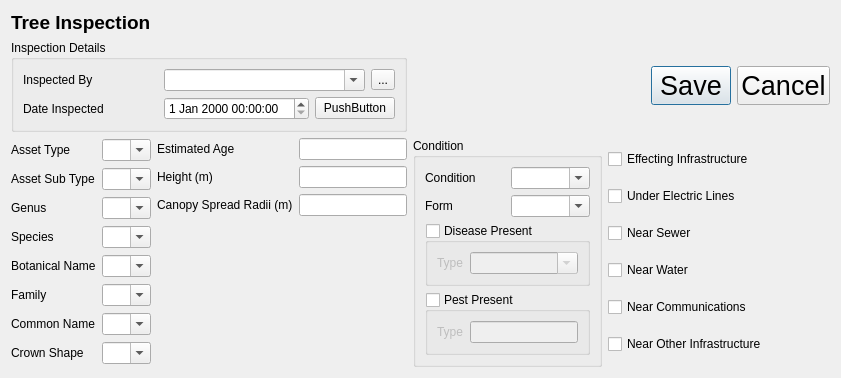
This is client-manager/entry_forms/formTreeSample/form.ui in NathanW2/qmap as Qt 5 draws it before an edit. The edited form follows.
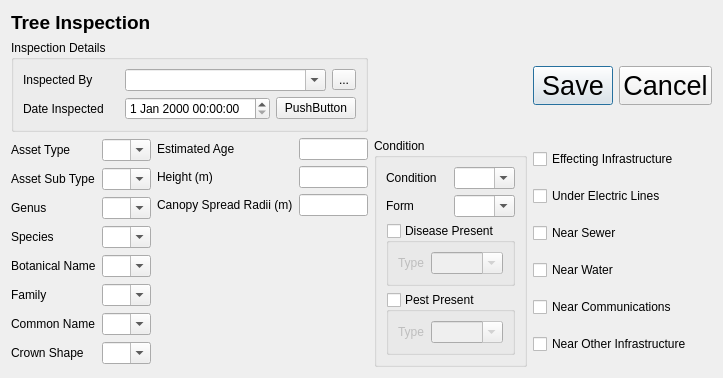
This is the edited form.

Commit message: Update park form

Diff of the .ui file:
```diff
--- a/client-manager/entry_forms/formTreeSample/form.ui
+++ b/client-manager/entry_forms/formTreeSample/form.ui
@@ -6,8 +6,8 @@
    <rect>
     <x>0</x>
     <y>0</y>
-    <width>841</width>
-    <height>347</height>
+    <width>723</width>
+    <height>343</height>
    </rect>
   </property>
   <property name="windowTitle">
@@ -450,6 +450,9 @@
          <bool>false</bool>
         </property>
         <layout class="QFormLayout" name="formLayout">
+         <property name="fieldGrowthPolicy">
+          <enum>QFormLayout::AllNonFixedFieldsGrow</enum>
+         </property>
          <item row="1" column="0">
           <widget class="QLabel" name="label_79">
            <property name="text">
@@ -495,7 +498,11 @@
           </widget>
          </item>
          <item row="0" column="1">
-          <widget class="QLineEdit" name="Pest_Type"/>
+          <widget class="QComboBox" name="Pest_Type">
+           <property name="editable">
+            <bool>true</bool>
+           </property>
+          </widget>
          </item>
         </layout>
        </widget>
```
The commit also changes 1 other file.
